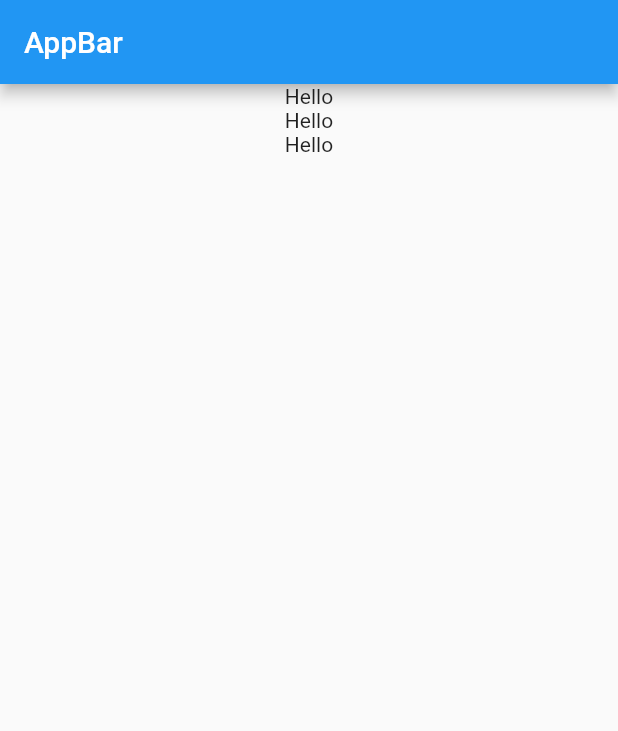
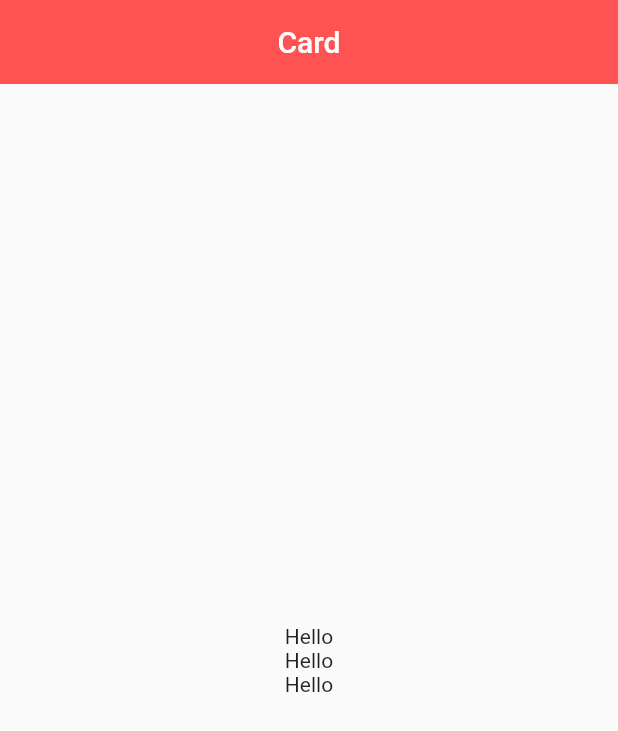
Before and after one commit to SeokRae/flutter_basic, a Flutter app: the screen it shows after launch, on a phone screen of 412 x 824 dp. Shown: the top 731 px of the screen. Run offline on Flutter 3.47's test engine with Material 2 defaults, Android fonts, the phone set to English and light mode, and no system bars.

Commit message:
feat: text 위젯 정 가운데 정렬

```diff
--- a/lib/main.dart
+++ b/lib/main.dart
@@ -9,23 +9,27 @@ class MyApp extends StatelessWidget {
   @override
   Widget build(BuildContext context) {
     return MaterialApp(
-      title: 'First MyApp',
-      theme: ThemeData(primarySwatch: Colors.blue),
-      home: MyHomePage(), // 유형에 따라 Stateless, Stateful 한 클래스를 작성
+      title: 'Character Card',
+      // theme: ThemeData(primarySwatch: Colors.blue),
+      home: MyCard(), // 유형에 따라 Stateless, Stateful 한 클래스를 작성
     );
   }
 }
 
-class MyHomePage extends StatelessWidget {
+class MyCard extends StatelessWidget {
   @override
   Widget build(BuildContext context) {
     return Scaffold(
       appBar: AppBar(
-        title: Text('AppBar'),
+        title: Text('Card'),
+        centerTitle: true, // 중간 정렬
+        backgroundColor: Colors.redAccent,
+        elevation: 0.0, // 떠있는 효과를 없애기 위한 옵션
       ),
-      body: Center(
+      body: Center (
         child: Column(
-          children: <Widget>[
+          mainAxisAlignment: MainAxisAlignment.center,
+          children: [
             Text('Hello'),
             Text('Hello'),
             Text('Hello')
@@ -35,3 +39,23 @@ class MyHomePage extends StatelessWidget {
     );
   }
 }
+
+// class MyHomePage extends StatelessWidget {
+//   @override
+//   Widget build(BuildContext context) {
+//     return Scaffold(
+//       appBar: AppBar(
+//         title: Text('AppBar'),
+//       ),
+//       body: Center(
+//         child: Column(
+//           children: <Widget>[
+//             Text('Hello'),
+//             Text('Hello'),
+//             Text('Hello')
+//           ],
+//         ),
+//       ),
+//     );
+//   }
+// }
```
